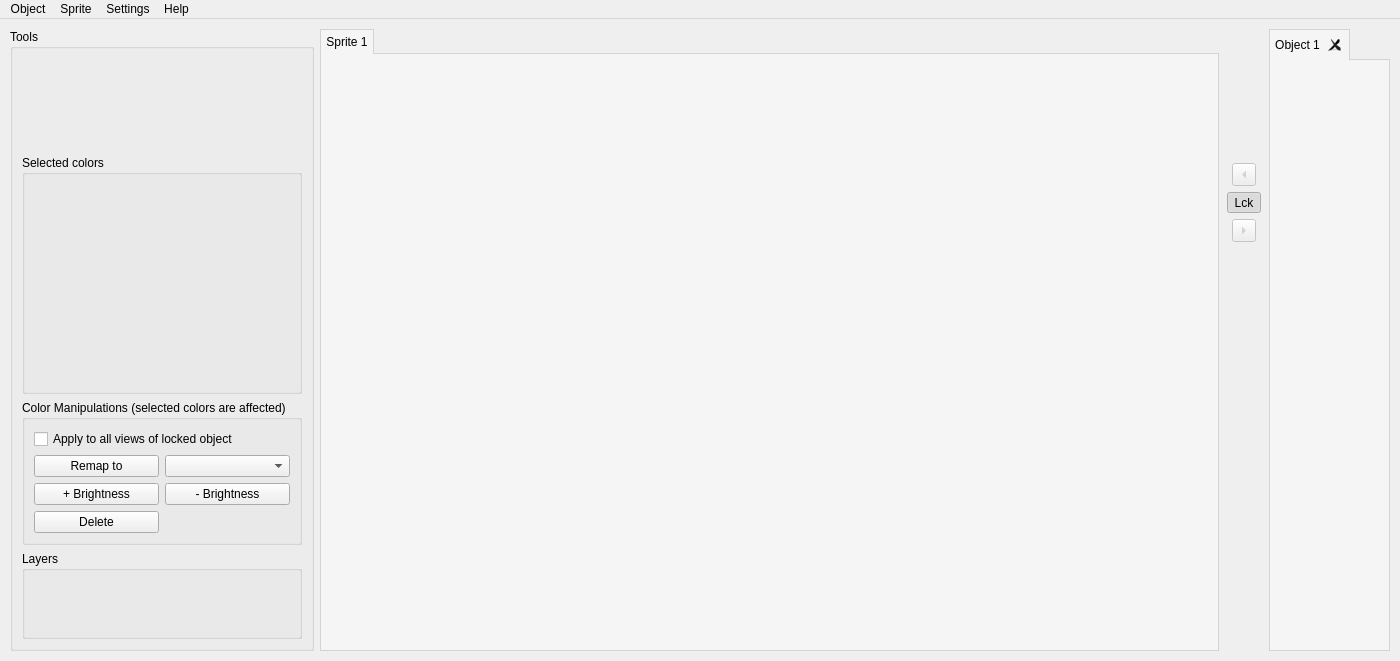
First picture: the form in editor_app/gui/main_window.ui, repository danielmeinert/objectcreator, before the edit.
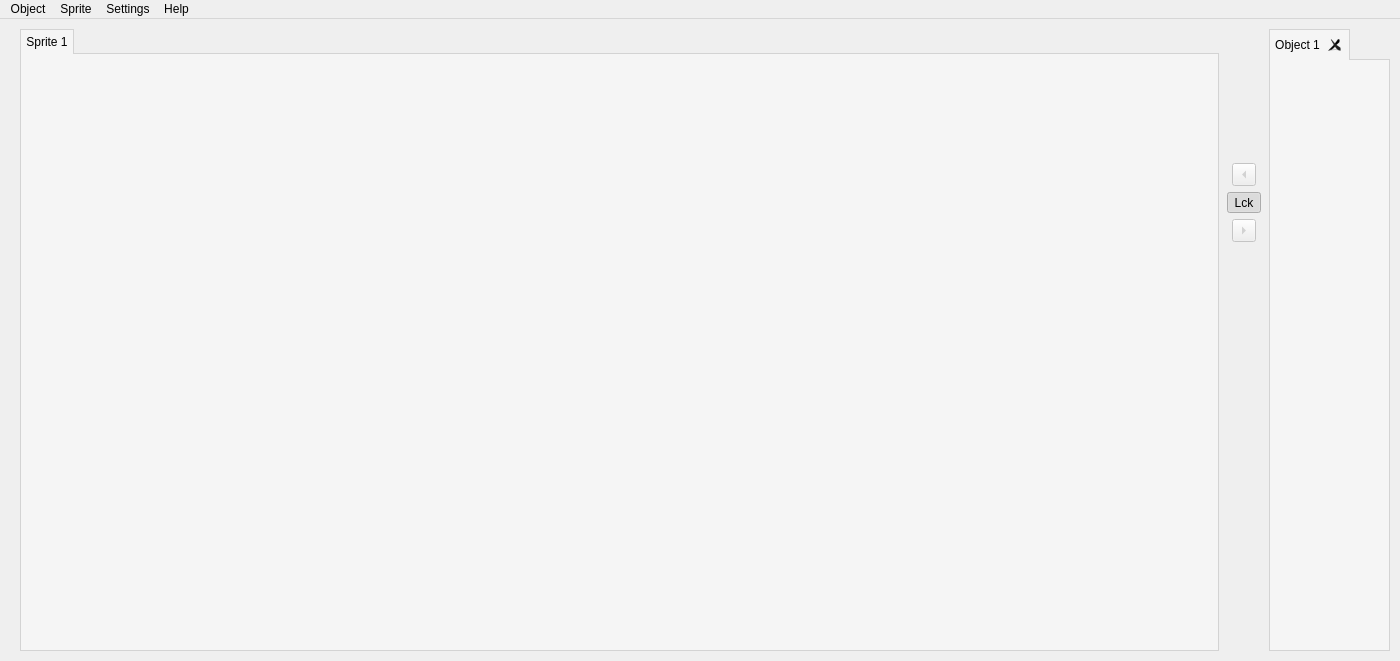
Second picture: the form after the edit.

The edit to the form file:
```diff
--- a/editor_app/gui/main_window.ui
+++ b/editor_app/gui/main_window.ui
@@ -271,177 +271,24 @@
       </widget>
      </widget>
     </item>
-    <item row="0" column="0">
-     <widget class="QGroupBox" name="groupBox_tools">
-      <property name="sizePolicy">
-       <sizepolicy hsizetype="Minimum" vsizetype="Preferred">
-        <horstretch>0</horstretch>
-        <verstretch>0</verstretch>
-       </sizepolicy>
-      </property>
-      <property name="minimumSize">
-       <size>
-        <width>280</width>
-        <height>0</height>
-       </size>
-      </property>
-      <property name="maximumSize">
-       <size>
-        <width>310</width>
-        <height>16777215</height>
-       </size>
-      </property>
-      <property name="title">
-       <string>Tools</string>
-      </property>
-      <layout class="QVBoxLayout" name="verticalLayout_4">
+    <item row="0" column="0" alignment="Qt::AlignTop">
+     <widget class="QWidget" name="container_left_bar" native="true">
+      <layout class="QVBoxLayout" name="verticalLayout">
+       <property name="spacing">
+        <number>4</number>
+       </property>
+       <property name="leftMargin">
+        <number>2</number>
+       </property>
        <property name="topMargin">
-        <number>0</number>
+        <number>2</number>
        </property>
-       <item>
-        <widget class="QWidget" name="widget_tool_box" native="true">
-         <property name="sizePolicy">
-          <sizepolicy hsizetype="Fixed" vsizetype="Fixed">
-           <horstretch>0</horstretch>
-           <verstretch>0</verstretch>
-          </sizepolicy>
-         </property>
-         <property name="minimumSize">
-          <size>
-           <width>280</width>
-           <height>100</height>
-          </size>
-         </property>
-         <layout class="QHBoxLayout" name="horizontalLayout">
-          <property name="leftMargin">
-           <number>0</number>
-          </property>
-          <property name="topMargin">
-           <number>0</number>
-          </property>
-          <property name="rightMargin">
-           <number>0</number>
-          </property>
-          <property name="bottomMargin">
-           <number>0</number>
-          </property>
-         </layout>
-        </widget>
-       </item>
-       <item>
-        <widget class="QGroupBox" name="groupBox_selectedColor">
-         <property name="sizePolicy">
-          <sizepolicy hsizetype="Fixed" vsizetype="Fixed">
-           <horstretch>0</horstretch>
-           <verstretch>0</verstretch>
-          </sizepolicy>
-         </property>
-         <property name="minimumSize">
-          <size>
-           <width>280</width>
-           <height>239</height>
-          </size>
-         </property>
-         <property name="title">
-          <string>Selected colors</string>
-         </property>
-         <property name="flat">
-          <bool>true</bool>
-         </property>
-         <layout class="QVBoxLayout" name="verticalLayout_2">
-          <property name="spacing">
-           <number>3</number>
-          </property>
-          <property name="leftMargin">
-           <number>0</number>
-          </property>
-          <property name="topMargin">
-           <number>0</number>
-          </property>
-          <property name="rightMargin">
-           <number>0</number>
-          </property>
-          <property name="bottomMargin">
-           <number>0</number>
-          </property>
-         </layout>
-        </widget>
-       </item>
-       <item>
-        <widget class="QGroupBox" name="groupBox_Colormani">
-         <property name="sizePolicy">
-          <sizepolicy hsizetype="Preferred" vsizetype="Fixed">
-           <horstretch>0</horstretch>
-           <verstretch>0</verstretch>
-          </sizepolicy>
-         </property>
-         <property name="title">
-          <string>Color Manipulations (selected colors are affected)</string>
-         </property>
-         <property name="flat">
-          <bool>true</bool>
-         </property>
-         <layout class="QGridLayout" name="gridLayout_2">
-          <item row="0" column="0" colspan="2">
-           <widget class="QCheckBox" name="checkBox_allViews">
-            <property name="enabled">
-             <bool>true</bool>
-            </property>
-            <property name="toolTip">
-             <string>Actions are applied to all views of the object that is currently locked with the sprite.</string>
-            </property>
-            <property name="text">
-             <string>Apply to all views of locked object</string>
-            </property>
-           </widget>
-          </item>
-          <item row="1" column="0">
-           <widget class="QPushButton" name="pushButton_remapTo">
-            <property name="layoutDirection">
-             <enum>Qt::LeftToRight</enum>
-            </property>
-            <property name="text">
-             <string>Remap to</string>
-            </property>
-           </widget>
-          </item>
-          <item row="1" column="1">
-           <widget class="QComboBox" name="comboBox_remapToColor"/>
-          </item>
-          <item row="2" column="0">
-           <widget class="QPushButton" name="pushButton_incrBrightness">
-            <property name="text">
-             <string>+ Brightness</string>
-            </property>
-           </widget>
-          </item>
-          <item row="2" column="1">
-           <widget class="QPushButton" name="pushButton_decrBrightness">
-            <property name="text">
-             <string>- Brightness</string>
-            </property>
-           </widget>
-          </item>
-          <item row="3" column="0">
-           <widget class="QPushButton" name="pushButton_deleteColor">
-            <property name="text">
-             <string>Delete</string>
-            </property>
-           </widget>
-          </item>
-         </layout>
-        </widget>
-       </item>
-       <item>
-        <widget class="QGroupBox" name="groupBox">
-         <property name="title">
-          <string>Layers</string>
-         </property>
-         <property name="flat">
-          <bool>true</bool>
-         </property>
-        </widget>
-       </item>
+       <property name="rightMargin">
+        <number>2</number>
+       </property>
+       <property name="bottomMargin">
+        <number>2</number>
+       </property>
       </layout>
      </widget>
     </item>
```
Left out of the diff: 122 changed lines with no effect on the pictures.
